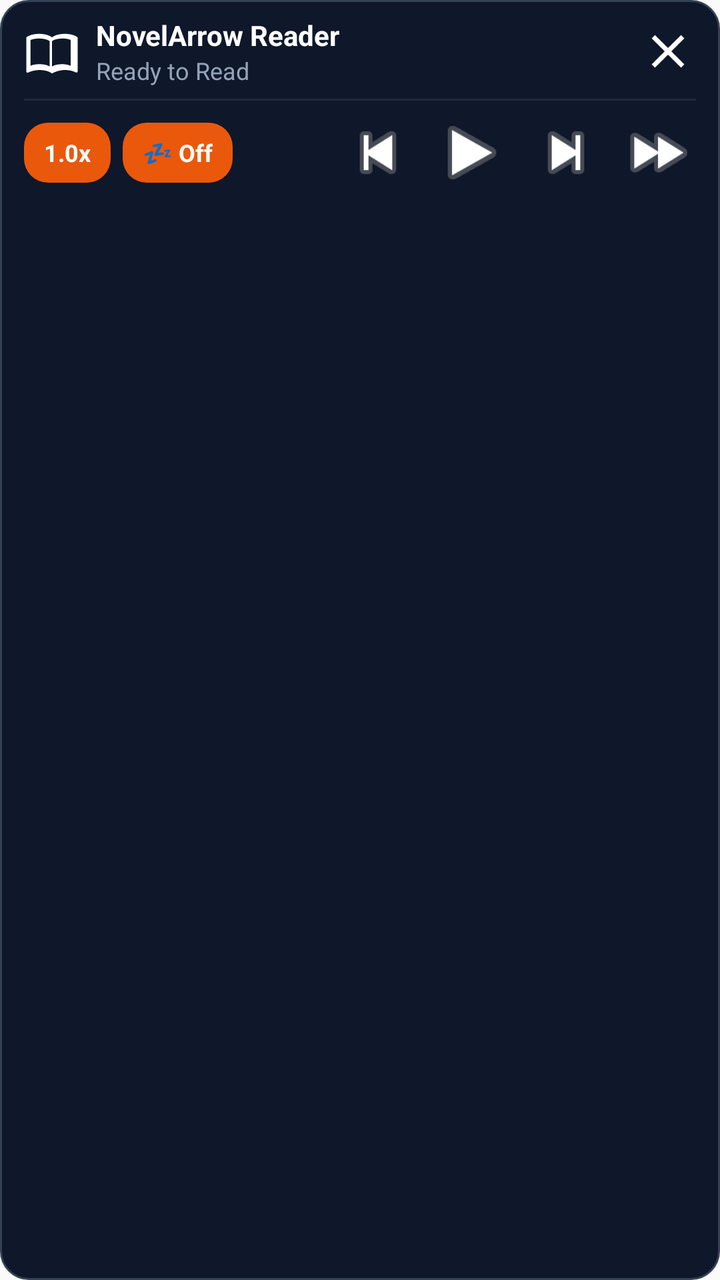
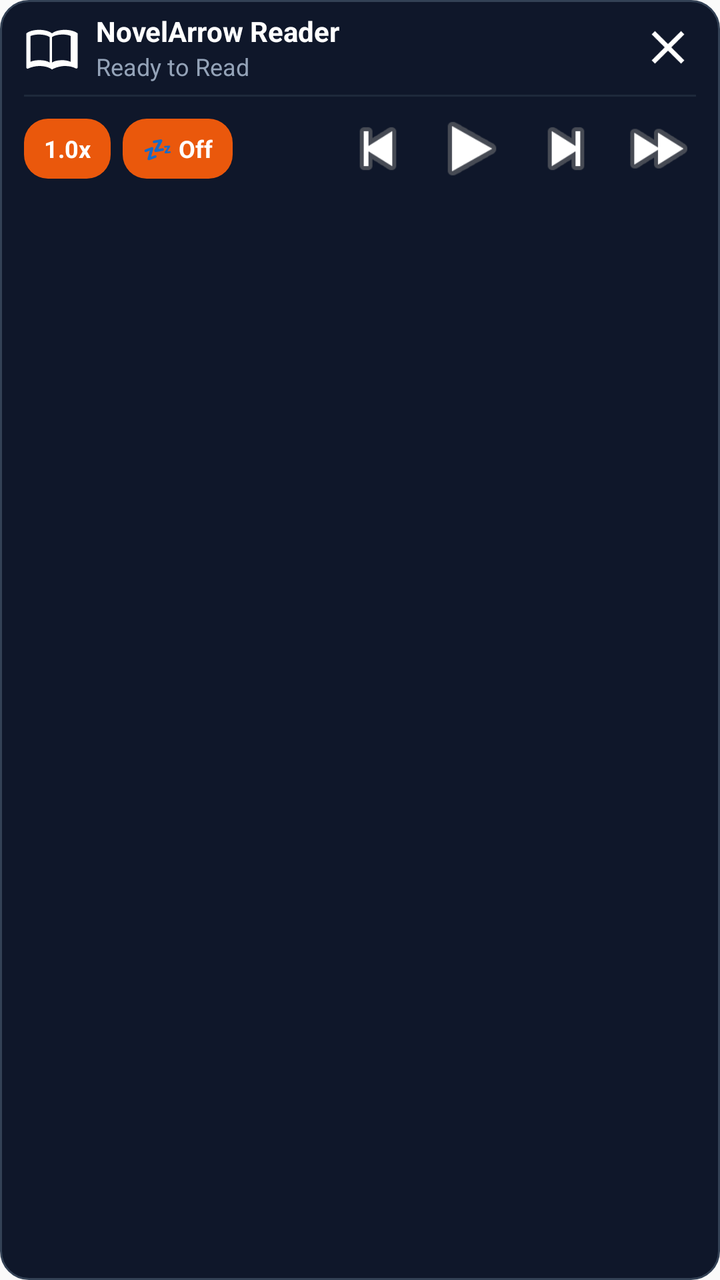

Two renders of the same Android screen: before a commit and after it. Below are the layout's source before the change and the commit's diff.
<!-- AndroidManifest.xml: application theme Theme.NovelArrowReader -->
<!-- res/layout/notification_quick_toolbar_expanded.xml -->
<?xml version="1.0" encoding="utf-8"?>
<LinearLayout xmlns:android="http://schemas.android.com/apk/res/android"
    android:id="@+id/layout_quick_toolbar_expanded_root"
    android:layout_width="match_parent"
    android:layout_height="108dp"
    android:background="@drawable/bg_notification_toolbar"
    android:orientation="vertical"
    android:paddingStart="12dp"
    android:paddingTop="8dp"
    android:paddingEnd="12dp"
    android:paddingBottom="8dp">

    
    <LinearLayout
        android:layout_width="match_parent"
        android:layout_height="wrap_content"
        android:gravity="center_vertical"
        android:orientation="horizontal">

        <ImageView
            android:id="@+id/iv_toolbar_icon_exp"
            android:layout_width="28dp"
            android:layout_height="28dp"
            android:contentDescription="NovelArrow Reader"
            android:src="@drawable/ic_notification_toolbar" />

        <LinearLayout
            android:layout_width="0dp"
            android:layout_height="wrap_content"
            android:layout_marginStart="8dp"
            android:layout_marginEnd="8dp"
            android:layout_weight="1"
            android:orientation="vertical">

            <TextView
                android:id="@+id/tv_novel_title_exp"
                android:layout_width="match_parent"
                android:layout_height="wrap_content"
                android:ellipsize="end"
                android:maxLines="1"
                android:text="NovelArrow Reader"
                android:textColor="#FFFFFF"
                android:textSize="14sp"
                android:textStyle="bold" />

            <TextView
                android:id="@+id/tv_chapter_status_exp"
                android:layout_width="match_parent"
                android:layout_height="wrap_content"
                android:ellipsize="end"
                android:maxLines="1"
                android:text="Ready to Read"
                android:textColor="#94A3B8"
                android:textSize="12sp" />
        </LinearLayout>

        
        <ImageButton
            android:id="@+id/btn_close_exp"
            android:layout_width="28dp"
            android:layout_height="28dp"
            android:background="@android:color/transparent"
            android:contentDescription="Close Toolbar"
            android:scaleType="fitCenter"
            android:src="@drawable/ic_notification_toolbar_close" />
    </LinearLayout>

    
    <FrameLayout
        android:layout_width="match_parent"
        android:layout_height="1dp"
        android:layout_marginTop="6dp"
        android:layout_marginBottom="6dp"
        android:background="#1E293B" />

    
    <LinearLayout
        android:layout_width="match_parent"
        android:layout_height="40dp"
        android:gravity="center_vertical"
        android:orientation="horizontal">

        
        <TextView
            android:id="@+id/btn_speed_exp"
            android:layout_width="wrap_content"
            android:layout_height="30dp"
            android:layout_marginEnd="6dp"
            android:background="@drawable/bg_toolbar_pill"
            android:gravity="center"
            android:paddingStart="10dp"
            android:paddingEnd="10dp"
            android:text="1.0x"
            android:textColor="#FFFFFF"
            android:textSize="12sp"
            android:textStyle="bold" />

        
        <TextView
            android:id="@+id/btn_sleep_timer_exp"
            android:layout_width="wrap_content"
            android:layout_height="30dp"
            android:background="@drawable/bg_toolbar_pill"
            android:gravity="center"
            android:paddingStart="10dp"
            android:paddingEnd="10dp"
            android:text="💤 Off"
            android:textColor="#FFFFFF"
            android:textSize="12sp"
            android:textStyle="bold" />

        
        <FrameLayout
            android:layout_width="0dp"
            android:layout_height="1dp"
            android:layout_weight="1" />

        
        <ImageButton
            android:id="@+id/btn_prev_chap_exp"
            android:layout_width="38dp"
            android:layout_height="38dp"
            android:background="@android:color/transparent"
            android:contentDescription="Previous Chapter"
            android:scaleType="fitCenter"
            android:src="@android:drawable/ic_media_previous" />

        
        <ImageButton
            android:id="@+id/btn_play_pause_exp"
            android:layout_width="40dp"
            android:layout_height="40dp"
            android:layout_marginStart="8dp"
            android:background="@android:color/transparent"
            android:contentDescription="Play or Pause"
            android:scaleType="fitCenter"
            android:src="@android:drawable/ic_media_play" />

        
        <ImageButton
            android:id="@+id/btn_next_chap_exp"
            android:layout_width="38dp"
            android:layout_height="38dp"
            android:layout_marginStart="8dp"
            android:background="@android:color/transparent"
            android:contentDescription="Next Chapter"
            android:scaleType="fitCenter"
            android:src="@android:drawable/ic_media_next" />

        
        <ImageButton
            android:id="@+id/btn_site_next_exp"
            android:layout_width="38dp"
            android:layout_height="38dp"
            android:layout_marginStart="8dp"
            android:background="@android:color/transparent"
            android:contentDescription="Site Next Chapter"
            android:scaleType="fitCenter"
            android:src="@android:drawable/ic_media_ff" />
    </LinearLayout>

</LinearLayout>
<!-- resources referenced by this layout -->
<resources>
  <!-- drawable bg_notification_toolbar (drawable) -->
  <?xml version="1.0" encoding="utf-8"?>
  <shape xmlns:android="http://schemas.android.com/apk/res/android"
      android:shape="rectangle">
      <solid android:color="#0F172A" />
      <corners android:radius="14dp" />
      <stroke
          android:width="1dp"
          android:color="#334155" />
  </shape>
  <!-- drawable bg_toolbar_pill (drawable) -->
  <?xml version="1.0" encoding="utf-8"?>
  <shape xmlns:android="http://schemas.android.com/apk/res/android"
      android:shape="rectangle">
      <solid android:color="#EA580C" />
      <corners android:radius="12dp" />
  </shape>
  <!-- drawable ic_notification_toolbar (drawable) -->
  <vector xmlns:android="http://schemas.android.com/apk/res/android"
      android:width="24dp"
      android:height="24dp"
      android:viewportWidth="24"
      android:viewportHeight="24">
      <path
          android:fillColor="#FFFFFFFF"
          android:pathData="M21,5c-1.11,-0.35 -2.33,-0.5 -3.5,-0.5 -1.95,0 -4.05,0.4 -5.5,1.5 -1.45,-1.1 -3.55,-1.5 -5.5,-1.5S2.45,4.9 1,6v14.65c0,0.25 0.25,0.5 0.5,0.5 0.1,0 0.15,-0.05 0.25,-0.05C3.1,20.45 5.05,20 6.5,20c1.95,0 4.05,0.4 5.5,1.5 1.35,-0.85 3.8,-1.5 5.5,-1.5 1.65,0 3.35,0.3 4.75,1.05 0.1,0.05 0.15,0.05 0.25,0.05 0.25,0 0.5,-0.25 0.5,-0.5V6c-0.6,-0.45 -1.25,-0.75 -2,-1zM11,18.5c-1.1,-0.75 -2.75,-1 -4.5,-1 -1.4,0 -2.75,0.25 -3.75,0.7V7.15C3.85,6.7 5.15,6.5 6.5,6.5c1.75,0 3.4,0.35 4.5,1.1V18.5zM20,18.2c-1,-0.45 -2.35,-0.7 -3.5,-0.7 -1.75,0 -3.4,0.25 -4.5,1V7.6c1.1,-0.75 2.75,-1.1 4.5,-1.1 1.35,0 2.65,0.2 3.5,0.65v11.05z"/>
  </vector>
  <!-- drawable ic_notification_toolbar_close (drawable) -->
  <vector xmlns:android="http://schemas.android.com/apk/res/android"
      android:width="24dp"
      android:height="24dp"
      android:viewportWidth="24"
      android:viewportHeight="24">
      <path
          android:fillColor="#FFFFFFFF"
          android:pathData="M19,6.41L17.59,5 12,10.59 6.41,5 5,6.41 10.59,12 5,17.59 6.41,19 12,13.41 17.59,19 19,17.59 13.41,12z"/>
  </vector>
  <style name="Theme.NovelArrowReader" parent="android:Theme.Material.Light.NoActionBar" />
</resources>

<!-- the commit's change to res/layout/notification_quick_toolbar_expanded.xml (unified diff, before → after) -->
@@ -2,13 +2,14 @@
 <LinearLayout xmlns:android="http://schemas.android.com/apk/res/android"
     android:id="@+id/layout_quick_toolbar_expanded_root"
     android:layout_width="match_parent"
-    android:layout_height="108dp"
+    android:layout_height="wrap_content"
+    android:minHeight="96dp"
     android:background="@drawable/bg_notification_toolbar"
     android:orientation="vertical"
     android:paddingStart="12dp"
-    android:paddingTop="8dp"
+    android:paddingTop="6dp"
     android:paddingEnd="12dp"
-    android:paddingBottom="8dp">
+    android:paddingBottom="6dp">
 
     
     <LinearLayout
